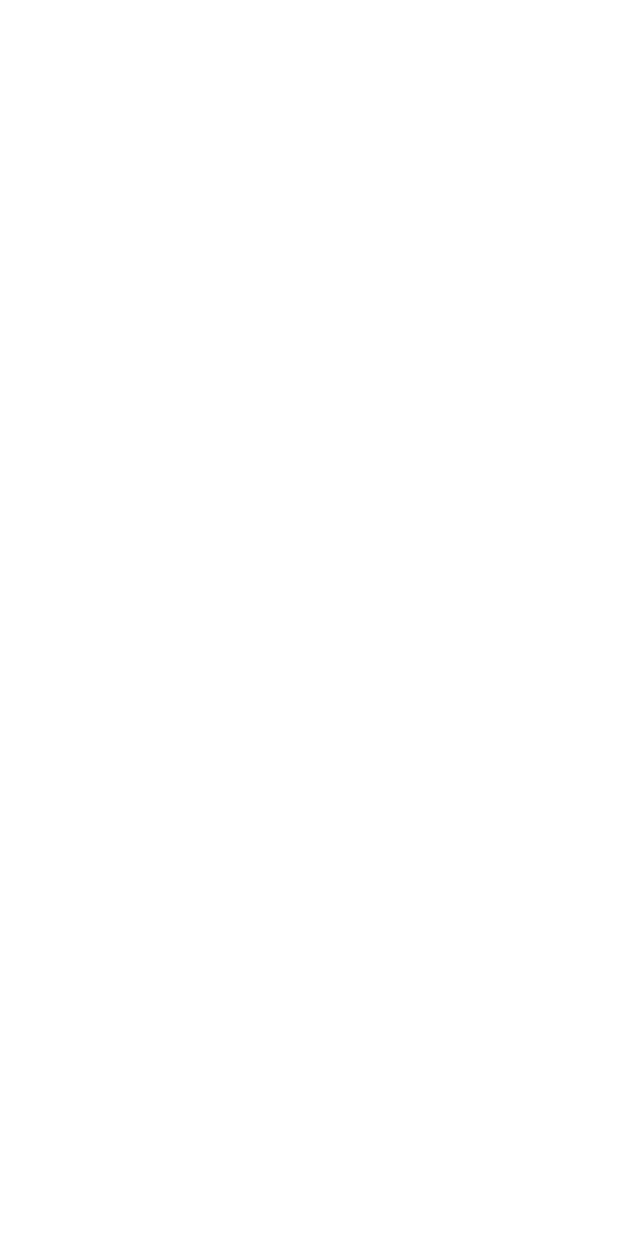
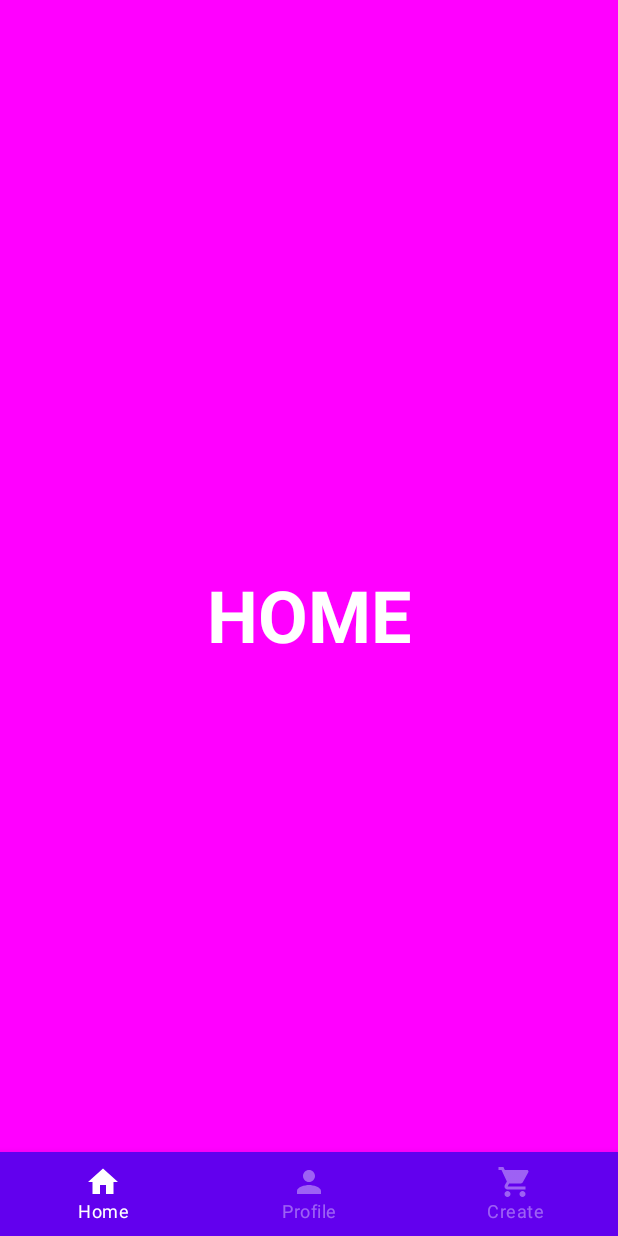
Before and after one commit to aishvelu/Toasty, an Android app built with Jetpack Compose: the screen it shows after launch (MainActivity), on a phone screen of 412 x 824 dp. Before the commit the screen is empty. Run offline under Robolectric (Android 15) with nearby library versions, the phone set to English and light mode, and no system bars.

```diff
--- a/app/build.gradle
+++ b/app/build.gradle
@@ -59,4 +59,6 @@ dependencies {
     androidTestImplementation "androidx.compose.ui:ui-test-junit4:$compose_version"
     debugImplementation "androidx.compose.ui:ui-tooling:$compose_version"
     debugImplementation "androidx.compose.ui:ui-test-manifest:$compose_version"
+    // Navigation Compose
+    implementation("androidx.navigation:navigation-compose:2.4.0-alpha10")
 }
--- /dev/null
+++ b/app/src/main/java/com/example/mealapp/BottomBarScreen.kt
@@ -0,0 +1,32 @@
+package com.example.mealapp
+
+import androidx.compose.material.icons.Icons
+import androidx.compose.material.icons.filled.Home
+import androidx.compose.material.icons.filled.Person
+import androidx.compose.material.icons.filled.Settings
+import androidx.compose.material.icons.filled.ShoppingCart
+import androidx.compose.ui.graphics.vector.ImageVector
+
+sealed class BottomBarScreen(
+    val route: String,
+    val title: String,
+    val icon: ImageVector
+) {
+    object Home : BottomBarScreen(
+        route = "home",
+        title = "Home",
+        icon = Icons.Default.Home
+    )
+
+    object Profile : BottomBarScreen(
+        route = "profile",
+        title = "Profile",
+        icon = Icons.Default.Person
+    )
+
+    object Create : BottomBarScreen(
+        route = "create",
+        title = "Create",
+        icon = Icons.Default.ShoppingCart
+    )
+}
--- /dev/null
+++ b/app/src/main/java/com/example/mealapp/BottomNavGraph.kt
@@ -0,0 +1,27 @@
+package com.example.mealapp
+
+import androidx.compose.runtime.Composable
+import androidx.navigation.NavHostController
+import androidx.navigation.compose.NavHost
+import androidx.navigation.compose.composable
+import com.example.mealapp.screens.HomeScreen
+import com.example.mealapp.screens.ProfileScreen
+import com.example.mealapp.screens.CreateScreen
+
+@Composable
+fun BottomNavGraph(navController: NavHostController) {
+    NavHost(
+        navController = navController,
+        startDestination = BottomBarScreen.Home.route
+    ) {
+        composable(route = BottomBarScreen.Home.route) {
+            HomeScreen()
+        }
+        composable(route = BottomBarScreen.Profile.route) {
+            ProfileScreen()
+        }
+        composable(route = BottomBarScreen.Create.route) {
+            CreateScreen()
+        }
+    }
+}
--- a/app/src/main/java/com/example/mealapp/MainActivity.kt
+++ b/app/src/main/java/com/example/mealapp/MainActivity.kt
@@ -10,6 +10,7 @@ import androidx.compose.material.Text
 import androidx.compose.runtime.Composable
 import androidx.compose.ui.Modifier
 import androidx.compose.ui.tooling.preview.Preview
+import com.example.mealapp.ui.theme.MainScreen
 import com.example.mealapp.ui.theme.MealAppTheme
 
 class MainActivity : ComponentActivity() {
@@ -22,22 +23,9 @@ class MainActivity : ComponentActivity() {
                     modifier = Modifier.fillMaxSize(),
                     color = MaterialTheme.colors.background
                 ) {
-
+                    MainScreen()
                 }
             }
         }
     }
 }
-
-@Composable
-fun Greeting(name: String) {
-    Text(text = "Hello $name!")
-}
-
-@Preview(showBackground = true)
-@Composable
-fun DefaultPreview() {
-    MealAppTheme {
-        Greeting("Android")
-    }
-}
--- /dev/null
+++ b/app/src/main/java/com/example/mealapp/MainScreen.kt
@@ -0,0 +1,74 @@
+package com.example.mealapp.ui.theme
+
+import androidx.compose.foundation.layout.RowScope
+import androidx.compose.material.*
+import androidx.compose.runtime.Composable
+import androidx.compose.runtime.getValue
+import androidx.navigation.NavDestination
+import androidx.navigation.NavDestination.Companion.hierarchy
+import androidx.navigation.NavGraph.Companion.findStartDestination
+import androidx.navigation.NavHostController
+import androidx.navigation.compose.currentBackStackEntryAsState
+import androidx.navigation.compose.rememberNavController
+import com.example.mealapp.BottomBarScreen
+import com.example.mealapp.BottomNavGraph
+
+@Composable
+fun MainScreen() {
+    val navController = rememberNavController()
+    Scaffold(
+        bottomBar = { BottomBar(navController = navController) }
+    ) {
+        BottomNavGraph(navController = navController)
+    }
+}
+
+@Composable
+fun BottomBar(navController: NavHostController) {
+    val screens = listOf(
+        BottomBarScreen.Home,
+        BottomBarScreen.Profile,
+        BottomBarScreen.Create,
+    )
+    val navBackStackEntry by navController.currentBackStackEntryAsState()
+    val currentDestination = navBackStackEntry?.destination
+
+    BottomNavigation {
+        screens.forEach { screen ->
+            AddItem(
+                screen = screen,
+                currentDestination = currentDestination,
+                navController = navController
+            )
+        }
+    }
+}
+
+@Composable
+fun RowScope.AddItem(
+    screen: BottomBarScreen,
+    currentDestination: NavDestination?,
+    navController: NavHostController
+) {
+    BottomNavigationItem(
+        label = {
+            Text(text = screen.title)
+        },
+        icon = {
+            Icon(
+                imageVector = screen.icon,
+                contentDescription = "Navigation Icon"
+            )
+        },
+        selected = currentDestination?.hierarchy?.any {
+            it.route == screen.route
+        } == true,
+        unselectedContentColor = LocalContentColor.current.copy(alpha = ContentAlpha.disabled),
+        onClick = {
+            navController.navigate(screen.route) {
+                popUpTo(navController.graph.findStartDestination().id)
+                launchSingleTop = true
+            }
+        }
+    )
+}
--- /dev/null
+++ b/app/src/main/java/com/example/mealapp/screens/Home.kt
@@ -0,0 +1,36 @@
+package com.example.mealapp.screens
+
+import androidx.compose.foundation.background
+import androidx.compose.foundation.layout.Box
+import androidx.compose.foundation.layout.fillMaxSize
+import androidx.compose.material.MaterialTheme
+import androidx.compose.material.Text
+import androidx.compose.runtime.Composable
+import androidx.compose.ui.Alignment
+import androidx.compose.ui.Modifier
+import androidx.compose.ui.graphics.Color
+import androidx.compose.ui.text.font.FontWeight
+import androidx.compose.ui.tooling.preview.Preview
+
+@Composable
+fun HomeScreen() {
+    Box(
+        modifier = Modifier
+            .fillMaxSize()
+            .background(Color.Magenta),
+        contentAlignment = Alignment.Center
+    ) {
+        Text(
+            text = "HOME",
+            fontSize = MaterialTheme.typography.h3.fontSize,
+            fontWeight = FontWeight.Bold,
+            color = Color.White
+        )
+    }
+}
+
+@Composable
+@Preview
+fun HomeScreenPreview() {
+    HomeScreen()
+}
```
Also changed, not shown: app/src/main/java/com/example/mealapp/screens/Create.kt (added, +104 -0 lines), app/src/main/java/com/example/mealapp/screens/Profile.kt (added, +36 -0 lines).
